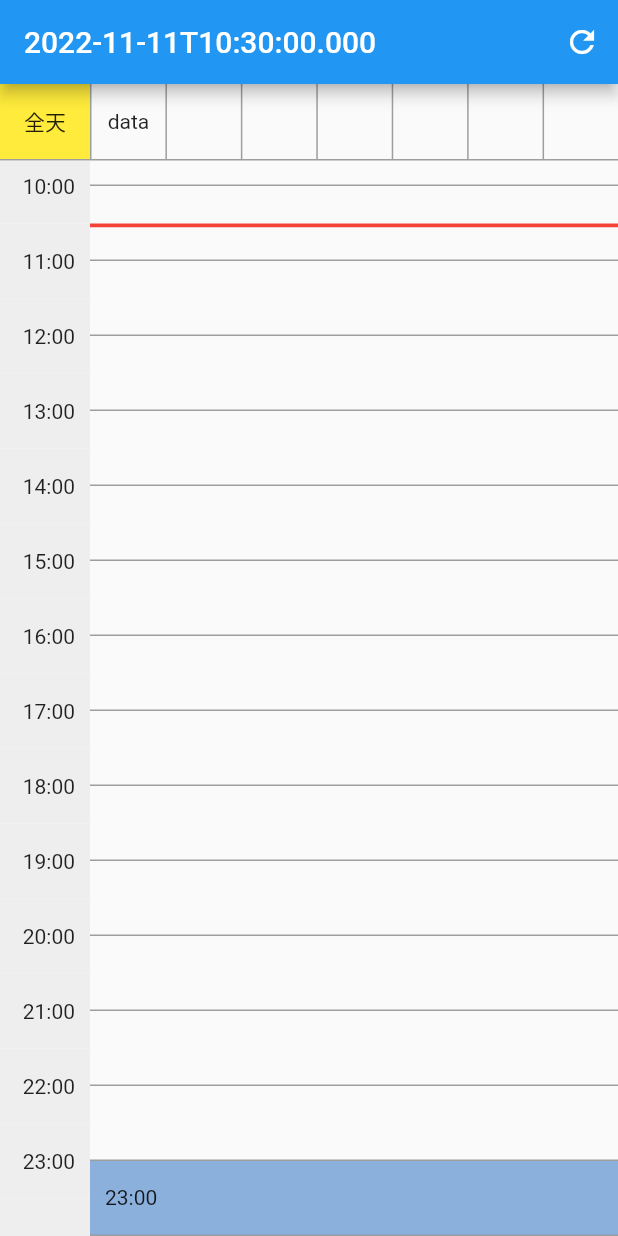
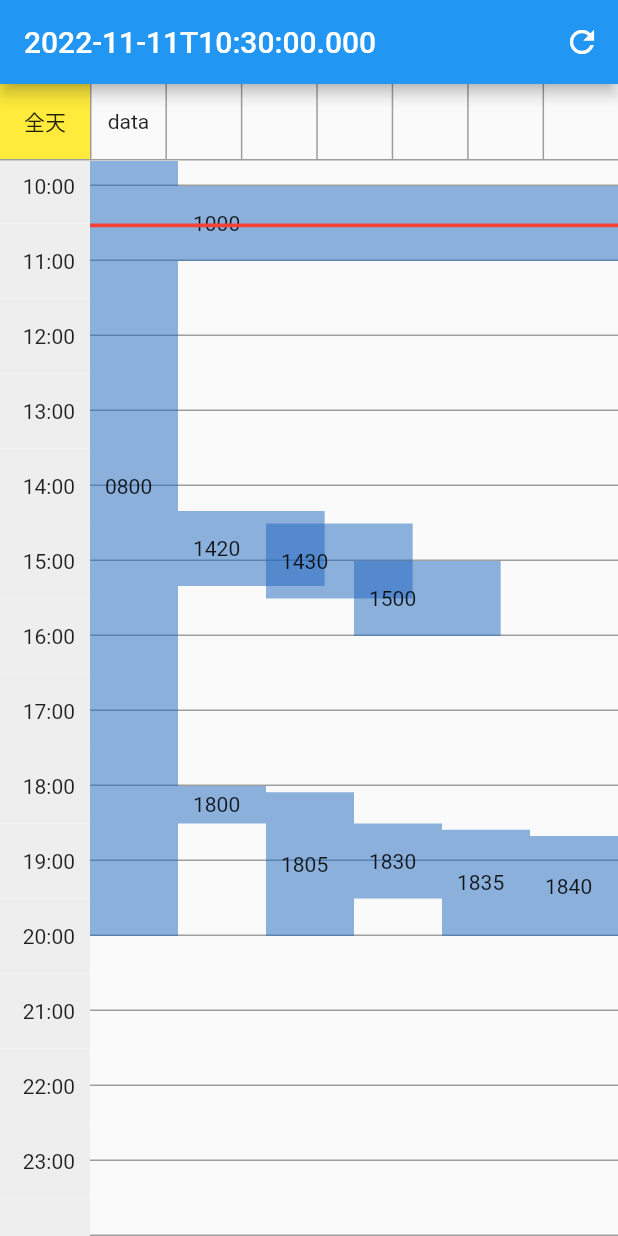
Before and after one commit to YangJ0720/flutter_app_shard, a Flutter app: the screen it shows after launch, scrolled down 533 dp, on a phone screen of 412 x 824 dp. Run offline on Flutter 3.47's test engine with Material 2 defaults, Android fonts, the phone set to English and light mode, and no system bars.

Commit message:
优化数据显示逻辑

```diff
--- a/lib/home.dart
+++ b/lib/home.dart
@@ -22,7 +22,6 @@ class _HomeState extends State<Home> {
   void _jumpTo() {
     DateTime dateTime = DateTime.now();
     int hour = dateTime.hour;
-    hour = 7;
     _scrollController.animateTo(
       hour * _itemHeight,
       duration: const Duration(milliseconds: 100),
@@ -40,7 +39,6 @@ class _HomeState extends State<Home> {
       ScaleAdapter adapter = ScaleAdapter(_itemHeight);
       adapter.initialize();
       //
-      adapter.add(ScaleWrap('23:00', DateTime(2022, 1, 1, 23, 00), DateTime(2022, 1, 2, 00, 00)));
       // adapter.add(ScaleWrap('起床', DateTime(2022, 8, 30, 6), null));
       // //
       // adapter.add(ScaleWrap(
@@ -122,8 +120,31 @@ class _HomeState extends State<Home> {
       // adapter.add(ScaleWrap('1600', DateTime(2022, 1, 1, 16, 00), null));
       // adapter.add(ScaleWrap('1610', DateTime(2022, 1, 1, 16, 10), null));
       // adapter.add(ScaleWrap('1620', DateTime(2022, 1, 1, 16, 20), null));
-      // adapter.add(ScaleWrap('2000', DateTime(2022, 1, 1, 20, 00), null));
-      // adapter.add(ScaleWrap('2010', DateTime(2022, 1, 1, 20, 10), null));
+      //
+      // adapter.add(ScaleWrap('1420-1520', DateTime(2022, 1, 1, 14, 20), DateTime(2022, 1, 1, 15, 20)));
+      // adapter.add(ScaleWrap('1430-1530', DateTime(2022, 1, 1, 14, 30), DateTime(2022, 1, 1, 15, 30)));
+      // adapter.add(ScaleWrap('1500-1600', DateTime(2022, 1, 1, 15, 00), DateTime(2022, 1, 1, 16, 00)));
+      // //
+      // adapter.add(ScaleWrap('1800-1830', DateTime(2022, 1, 1, 18, 00), DateTime(2022, 1, 1, 18, 30)));
+      // adapter.add(ScaleWrap('1800-2000', DateTime(2022, 1, 1, 18, 00), DateTime(2022, 1, 1, 20, 00)));
+      // adapter.add(ScaleWrap('1830-2000', DateTime(2022, 1, 1, 18, 30), DateTime(2022, 1, 1, 20, 00)));
+      // adapter.add(ScaleWrap('1830-2000', DateTime(2022, 1, 1, 18, 30), DateTime(2022, 1, 1, 20, 00)));
+      // adapter.add(ScaleWrap('1830-1930', DateTime(2022, 1, 1, 18, 30), DateTime(2022, 1, 1, 19, 30)));
+      adapter.add(ScaleWrap('0800', DateTime(2022, 1, 1, 08, 00), DateTime(2022, 1, 1, 20, 00)));
+      adapter.add(ScaleWrap('1000', DateTime(2022, 1, 1, 10, 00), DateTime(2022, 1, 1, 11, 00)));
+      adapter.add(ScaleWrap('1420', DateTime(2022, 1, 1, 14, 20), DateTime(2022, 1, 1, 15, 20)));
+      adapter.add(ScaleWrap('1430', DateTime(2022, 1, 1, 14, 30), DateTime(2022, 1, 1, 15, 30)));
+      adapter.add(ScaleWrap('1500', DateTime(2022, 1, 1, 15, 00), DateTime(2022, 1, 1, 16, 00)));
+      // adapter.add(ScaleWrap('1510', DateTime(2022, 1, 1, 15, 10), DateTime(2022, 1, 1, 16, 10)));
+      // adapter.add(ScaleWrap('1530', DateTime(2022, 1, 1, 15, 30), DateTime(2022, 1, 1, 17, 30)));
+      //
+      adapter.add(ScaleWrap('1800', DateTime(2022, 1, 1, 18, 00), DateTime(2022, 1, 1, 18, 30)));
+      adapter.add(ScaleWrap('1805', DateTime(2022, 1, 1, 18, 05), DateTime(2022, 1, 1, 20, 00)));
+      adapter.add(ScaleWrap('1830', DateTime(2022, 1, 1, 18, 30), DateTime(2022, 1, 1, 19, 30)));
+      adapter.add(ScaleWrap('1835', DateTime(2022, 1, 1, 18, 35), DateTime(2022, 1, 1, 20, 00)));
+      adapter.add(ScaleWrap('1840', DateTime(2022, 1, 1, 18, 40), DateTime(2022, 1, 1, 20, 00)));
+
+      //
       // adapter.add(ScaleWrap('1800', DateTime(2022, 1, 1, 18, 00), DateTime(2022, 1, 1, 19, 00)));
       // adapter.add(ScaleWrap('1800', DateTime(2022, 1, 1, 18, 00), DateTime(2022, 1, 1, 19, 00)));
       // adapter.add(ScaleWrap('1830', DateTime(2022, 1, 1, 18, 30), DateTime(2022, 1, 1, 19, 30)));
--- a/lib/scale/adapter/scale_adapter.dart
+++ b/lib/scale/adapter/scale_adapter.dart
@@ -146,6 +146,35 @@ class ScaleAdapter {
     return max;
   }
 
+  int checkedMultipleCount(int len, int s, int e, int index) {
+    if (index <= len - 1) {
+      var isNull = true;
+      var multiple = 0;
+      for (int i = s; i <= e; i++) {
+        var value = _hashMap[i] ?? [];
+        var length = value.length;
+        if (index <= length - 1) {
+          var item = value[index];
+          if (item == null) continue;
+          //
+          var sdt = item.getSdt;
+          var sHour = sdt.hour;
+          var edt = item.getEdt();
+          var eHour = edt.hour;
+          var next = checkedMultipleCount(len, sHour, eHour, index + 1);
+          if (multiple < next) {
+            multiple = next;
+          }
+          //
+          isNull = false;
+        }
+      }
+      return multiple + (isNull ? 0 : 1);
+    } else {
+      return 0;
+    }
+  }
+
   List<ScaleWrap> toList() => _list;
 
   LinkedHashMap<int, List<ScaleWrap?>> toMap() => _hashMap;
--- a/lib/scale/view/scale_event_view.dart
+++ b/lib/scale/view/scale_event_view.dart
@@ -41,15 +41,16 @@ class ScaleEventView extends StatelessWidget {
       var h = sdt.hour;
       var m = sdt.minute;
       var edt = element.getEdt();
+      var eHour = sdt.hour;
+      var eMinute = edt.minute;
       var len = adapter.checked(sdt, edt);
-      // int max = adapter.max(h);
-      //
-      var isAnHour = element.isAnHour(adapter);
       var widthPixels = element.widthPixels(adapter, width);
       var heightPixels = element.heightPixels(itemHeight);
-      print('--->>> width = $width, widthPixels = $widthPixels, heightPixels = $heightPixels');
+      //
       // debugPrint('element = ${element.toJson()} -> len = $len, max = $max');
       var index = element.index;
+      // debugPrint('--->>> title = ${element.title}, widthPixels = $widthPixels, heightPixels = $heightPixels');
+      //
       var random = Random();
       var r = random.nextInt(256);
       var g = random.nextInt(256);
@@ -71,7 +72,7 @@ class ScaleEventView extends StatelessWidget {
             Navigator.push(context, route);
           },
         ),
-        left: isAnHour ? widthPixels * index : width / len * index,
+        left: element.leftPixels(adapter, width),
         top: itemHeight / 2 + (h + m / 60) * itemHeight + itemHeight / 2,
       ));
     });
--- a/lib/scale/wrap/scale_wrap.dart
+++ b/lib/scale/wrap/scale_wrap.dart
@@ -1,3 +1,4 @@
+import 'package:flutter/material.dart';
 import 'package:shard/scale/adapter/scale_adapter.dart';
 
 class ScaleWrap {
@@ -5,8 +6,9 @@ class ScaleWrap {
   DateTime sdt;
   DateTime? edt;
   int index;
+  double width;
 
-  ScaleWrap(this.title, this.sdt, this.edt, {this.index = 0});
+  ScaleWrap(this.title, this.sdt, this.edt, {this.index = 0, this.width = 0});
 
   DateTime get getSdt => sdt;
 
@@ -36,23 +38,6 @@ class ScaleWrap {
     return sHour == dateTime.hour && eMinute == 0;
   }
 
-  bool isAnHour(ScaleAdapter adapter) {
-    var map = adapter.toMap();
-    var key = sdt.hour;
-    var value = map[key] ?? [];
-    var len = value.length;
-    var isAnHour = true;
-    for (int i = 0; i < len; i++) {
-      var item = value[i];
-      if (item == null) continue;
-      if (item.getEdt().difference(item.getSdt).inMinutes > 60) {
-        isAnHour = false;
-        break;
-      }
-    }
-    return isAnHour;
-  }
-
   double widthPixels(ScaleAdapter adapter, double width) {
     var map = adapter.toMap();
     var key = sdt.hour;
@@ -64,15 +49,14 @@ class ScaleWrap {
     // 判断这个时段的空隙数量
     var isNullCount = 0;
     //
-    var isAfterNullCount = 0;
+    int diff = adapter.checkedMultipleCount(value.length, getSdt.hour, getEdt().hour, index);
+    debugPrint('--->>> title = $title, index = $index, diff = $diff');
+    var isMultipleHourCount = adapter.checkedMultipleCount(value.length, getSdt.hour, getEdt().hour, 0);
     var len = value.length;
     for (int i = 0; i < len; i++) {
       var item = value[i];
       if (item == null) {
         isNullCount++;
-        if (index < i) {
-          isAfterNullCount++;
-        }
       } else {
         var sdt = item.getSdt;
         var sHour = sdt.hour;
@@ -89,34 +73,26 @@ class ScaleWrap {
         }
       }
     }
+    //
+    if (diff + index == len) {
+      var w = width / len;
+      this.width = w;
+      return w;
+    } else {
+      var w = width / len + width * ((len - diff - index) / len / (diff + index - 1));
+      this.width = w;
+      return w;
+    }
+    //
     // 如果这个事件是非跨时段事件，并且这个事件之后存在空隙，那么这个事件将占满剩余的宽度
     if (isAnHour) {
       // 如果这个时段只有一个事件，并且属于非跨时段事件，那么这个事件需要占满一行
       if (len - 1 == isNullCount) return width;
       // 如果这个时段的所有事件都是非跨时段事件，那么这些事件将平分一整行的宽度
       return width / isAnHourCount;
+    } else {
+      return width / isMultipleHourCount;
     }
-    // else if (isAfterNullCount > 1 && getEdt().difference(getSdt).inMinutes <= 60 && len - 1 == index + isAfterNullCount) {
-    //   // 如果这个事件是该时段最后一个非跨时段事件，并且这个事件之后存在空隙，那么这个事件将占满剩余的宽度
-    //   return width / len * (isAfterNullCount + 1);
-    // }
-    else if (isAfterNullCount > 0 && len - 1 == index + isAfterNullCount) {
-      // 如果这个事件是该时段最后一个事件，并且这个事件之后存在空隙，那么这个事件将占满剩余的宽度
-      var sHour = sdt.hour;
-      var edt = getEdt();
-      var eHour = edt.hour;
-      var eMinute = edt.minute;
-      var dateTime = edt.add(const Duration(hours: -1));
-      if (sHour == eHour || (sHour == dateTime.hour && eMinute == 0)) {
-        // 非跨时段事件数量自增
-        return width / len * (isAfterNullCount + 1);
-      } else {
-        // 发现有跨时段事件
-
-      }
-    }
-    //
-    return width / len;
   }
 
   double heightPixels(double itemHeight) {
@@ -128,6 +104,24 @@ class ScaleWrap {
     return itemHeight * (eHour - sHour);
   }
 
+  double leftPixels(ScaleAdapter adapter, double width) {
+    var map = adapter.toMap();
+    var key = sdt.hour;
+    var value = map[key] ?? [];
+    var len = value.length;
+    int diff = adapter.checkedMultipleCount(len, getSdt.hour, getEdt().hour, index);
+    //
+    double left;
+    if (diff + index == len) {
+      left = width / len * index;
+    } else {
+      width / len / (len - diff - index);
+      // print('--->>> title = $title, v = $v');
+      left = width / len * index;
+    }
+    return left;
+  }
+
   String toJson() {
     return 'ScaleWrap{title: $title, sdt: $sdt, edt: $edt, index: $index}';
   }
```
